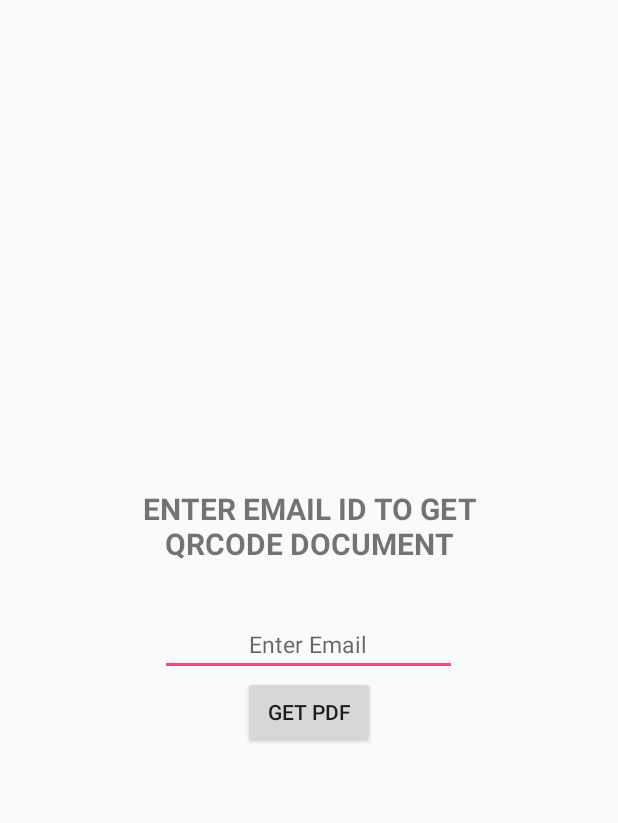
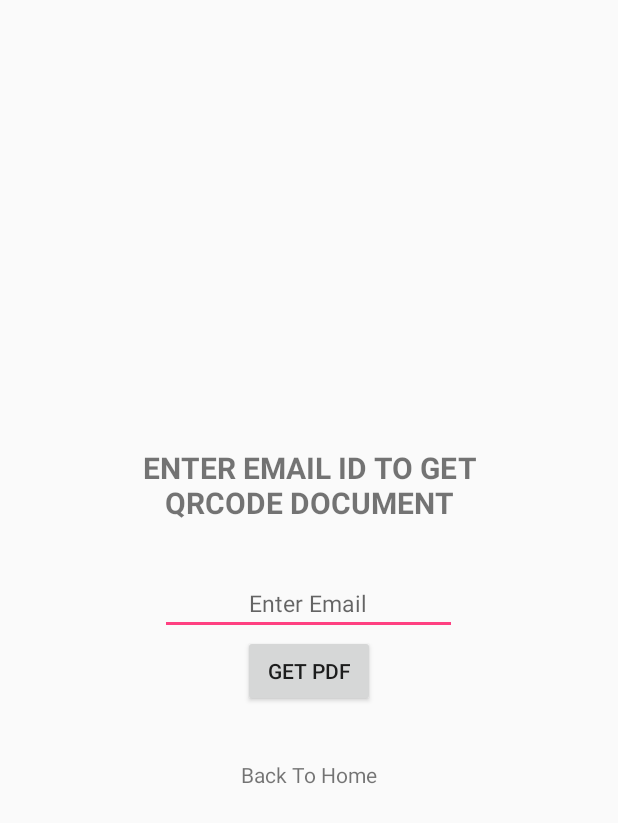
Before and after one commit to PrinceSumberia/assets-management, an Android app: the GetPDF screen opened directly, with no data from a screen before it, on a phone screen of 412 x 824 dp. Shown: the top 823 px of the screen. Run offline under Robolectric (Android 15) with nearby library versions, the phone set to English and light mode, and no system bars; libraries missing offline, so code that uses them is left out: com.itextpdf.text.

Commit message:
Added Back Intent

```diff
--- a/app/build.gradle
+++ b/app/build.gradle
@@ -9,7 +9,7 @@ android {
     buildToolsVersion '28.0.3'
     defaultConfig {
         applicationId "com.prince.assetManagement"
-        minSdkVersion 23
+        minSdkVersion 24
         targetSdkVersion 26
         versionCode 1
         versionName "1.0"
--- a/app/src/main/java/com/prince/assetManagement/GetPDF.java
+++ b/app/src/main/java/com/prince/assetManagement/GetPDF.java
@@ -31,7 +31,7 @@ import java.util.ArrayList;
 public class GetPDF extends AppCompatActivity {
     private static final String TAG = GetPDF.class.getName();
     ArrayList<String> qr_urls = new ArrayList<>();
-    TextView textView, editText;
+    TextView textView, editText, back_home;
     ProgressDialog progressDialog;
     Button getPDF;
 
@@ -49,6 +49,14 @@ public class GetPDF extends AppCompatActivity {
 //        textView = findViewById(R.id.list);
         editText = findViewById(R.id.email);
         getPDF = findViewById(R.id.get_pdf);
+        back_home = findViewById(R.id.back_to_home);
+        back_home.setOnClickListener(new View.OnClickListener() {
+            @Override
+            public void onClick(View view) {
+                Intent intent = new Intent(GetPDF.this, WelcomeActivity.class);
+                startActivity(intent);
+            }
+        });
         Toast.makeText(this, "Please Wait While Your QRCode PDF is Getting Generating", Toast.LENGTH_SHORT).show();
         getPDF.setOnClickListener(new View.OnClickListener() {
             @Override
--- a/app/src/main/res/layout/activity_get_pdf.xml
+++ b/app/src/main/res/layout/activity_get_pdf.xml
@@ -39,5 +39,12 @@
         android:text="Get PDF"
         android:id="@+id/get_pdf"/>
 
+    <TextView
+        android:id="@+id/back_to_home"
+        android:layout_marginTop="35sp"
+        android:layout_width="wrap_content"
+        android:layout_height="wrap_content"
+        android:text="Back To Home"/>
+
 
 </LinearLayout>
```
